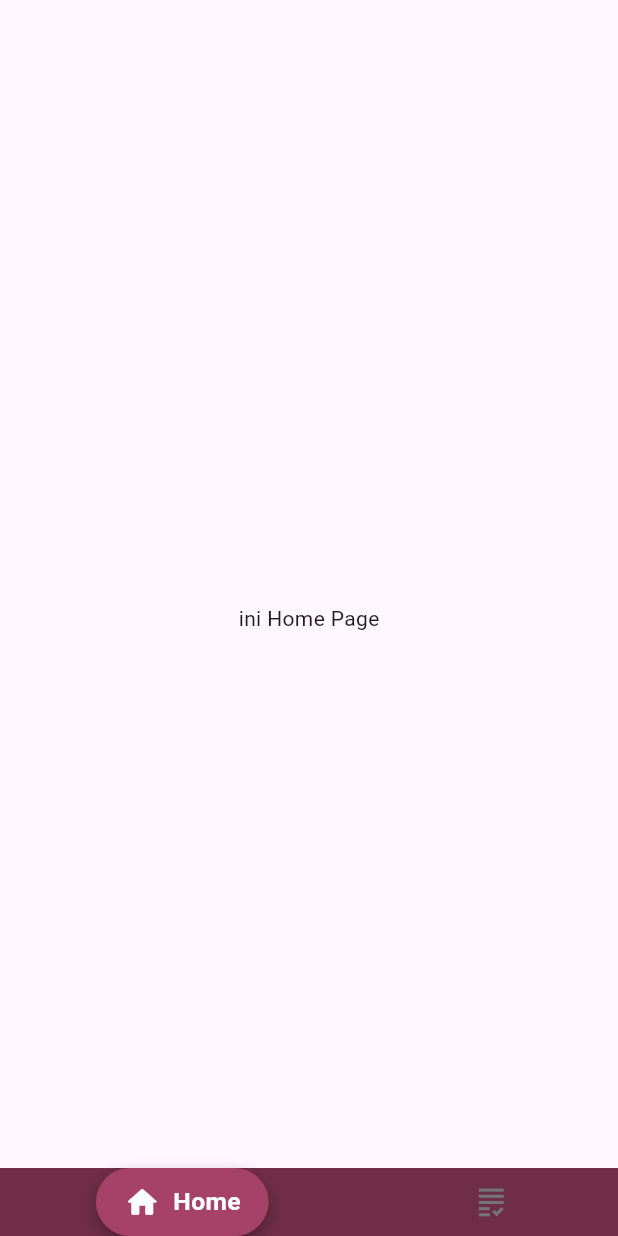
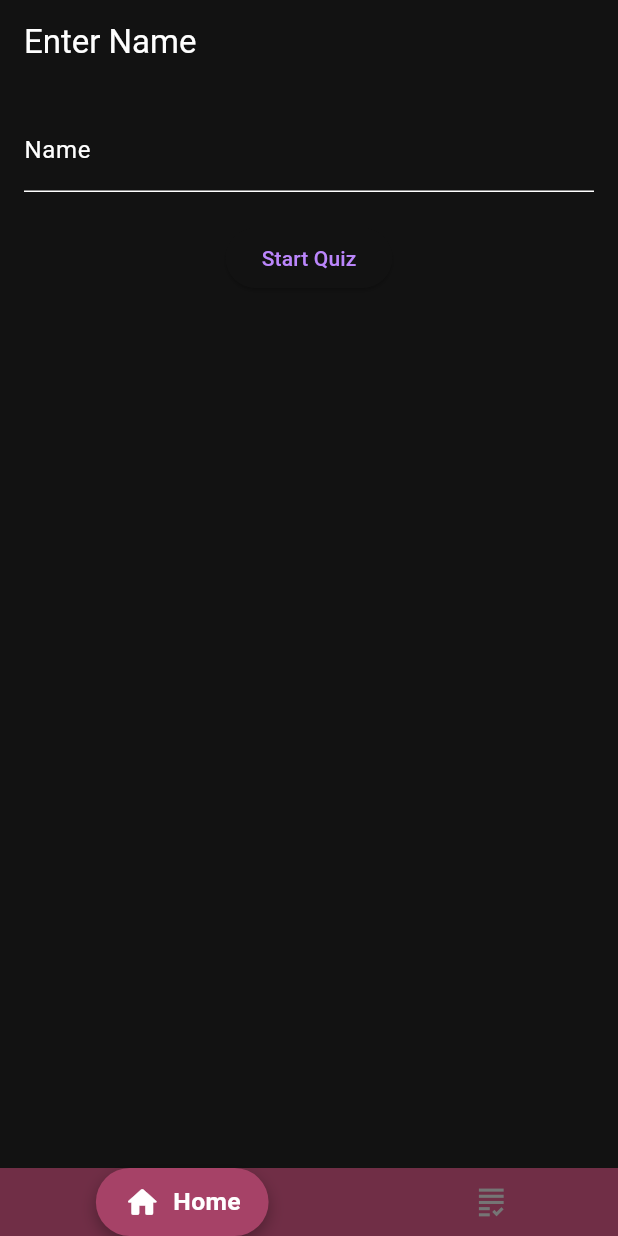
Before and after one commit to SILVERGOLDZ/UTS_LAB_PEMMOB, a Flutter app: the screen it shows after launch, on a phone screen of 412 x 824 dp. Run offline on Flutter 3.47's test engine with Material 3 defaults, Android fonts, the phone set to English and light mode, and no system bars; our stand-ins replace go_router.

Commit message:
feat<form>: Created name input on HomePage (#3)

```diff
--- a/lib/main.dart
+++ b/lib/main.dart
@@ -1,5 +1,8 @@
 import 'package:flutter/material.dart';
 import 'config/routes.dart';
+import 'package:provider/provider.dart';
+import '/provider/user_provider.dart';
+
 
 void main() {
   runApp(const MyApp());
@@ -10,11 +13,22 @@ class MyApp extends StatelessWidget {
 
   @override
   Widget build(BuildContext context) {
-    return MaterialApp.router(
-        title: 'AnimeVerse',
-        themeMode: ThemeMode.dark,
-        routerConfig: createRouter(),
-        debugShowCheckedModeBanner: false,
+    return ChangeNotifierProvider(
+      create: (_) => UserStateProvider(),
+        child: MaterialApp.router(
+          title: 'quizApp',
+          theme: ThemeData(
+            brightness: Brightness.light,
+            colorScheme: ColorScheme.light(),
+          ),
+          darkTheme: ThemeData(
+            brightness: Brightness.dark,
+            colorScheme: ColorScheme.dark(),
+          ),
+          themeMode: ThemeMode.dark,
+          routerConfig: createRouter(),
+          debugShowCheckedModeBanner: false,
+      ),
     );
   }
 }
--- /dev/null
+++ b/lib/provider/user_provider.dart
@@ -0,0 +1,26 @@
+import 'package:flutter/material.dart';
+import 'package:provider/provider.dart';
+
+class UserStateProvider extends ChangeNotifier {
+  String _name = '';
+  int _score = 0;
+
+  String get name => _name;
+  int get score => _score;
+
+  void setName(String newName) {
+    _name = newName;
+    notifyListeners(); // for UI updates
+  }
+
+  void setScore(int newScore) {
+    _score = newScore;
+    notifyListeners();
+  }
+
+  void reset() {
+    _name = '';
+    _score = 0;
+    notifyListeners();
+  }
+}
--- a/lib/screens/home_page.dart
+++ b/lib/screens/home_page.dart
@@ -1,20 +1,36 @@
+import 'package:anime_verse/provider/user_provider.dart';
 import 'package:flutter/material.dart';
+import 'package:provider/provider.dart';
+import '/config/routes.dart';
+import 'package:go_router/go_router.dart';
 
-
-class HomePage extends StatefulWidget{
+class HomePage extends StatelessWidget{
   const HomePage({super.key});
 
   @override
-  State<HomePage> createState() =>  _HomePageState();
-}
+  Widget build(BuildContext context) {
+    final user = Provider.of<UserStateProvider>(context);
 
-class  _HomePageState extends State<HomePage> {
-
-  @override
-  Widget build(BuildContext context) {
     return Scaffold(
-      body: Center(
-      child: Text('ini Home Page'),
+      appBar: AppBar(title: const Text('Enter Name')),
+      body: Padding(
+        padding: const EdgeInsets.all(16.0),
+        child: Column(
+          children: [
+            TextField(
+              decoration: const InputDecoration(labelText: 'Name'),
+              onChanged: user.setName,
+            ),
+            const SizedBox(height: 20),
+            ElevatedButton(
+              onPressed: () {
+                // Start the quiz
+                context.goNamed('quiz');
+              },
+              child: const Text('Start Quiz'),
+            ),
+          ],
+        ),
       ),
     );
     throw UnimplementedError();
```
Also changed, not shown: lib/screens/quiz_page.dart (+25 -12 lines).
